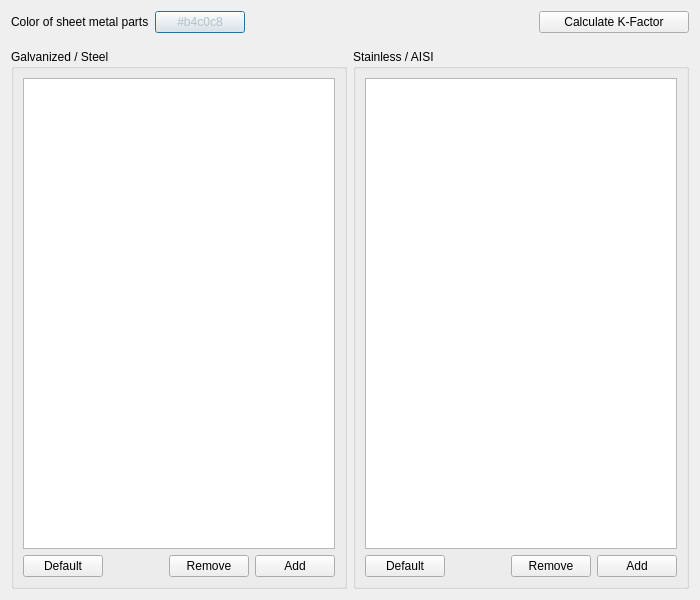
Above: addon/addFC/ui/pref_sm.ui from GS90/addFC before the change. Below: the same form after it.
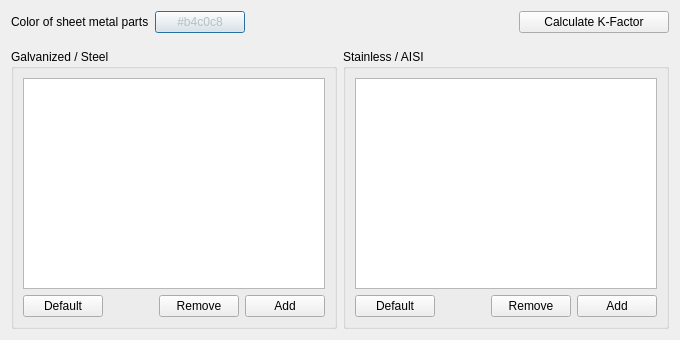
That is the form after the change.

Patch:
```diff
--- a/addon/addFC/ui/pref_sm.ui
+++ b/addon/addFC/ui/pref_sm.ui
@@ -7,16 +7,10 @@
    <rect>
     <x>0</x>
     <y>0</y>
-    <width>700</width>
-    <height>600</height>
+    <width>680</width>
+    <height>340</height>
    </rect>
   </property>
-  <property name="minimumSize">
-   <size>
-    <width>700</width>
-    <height>600</height>
-   </size>
-  </property>
   <property name="windowTitle">
    <string>Sheet metal</string>
   </property>
```
